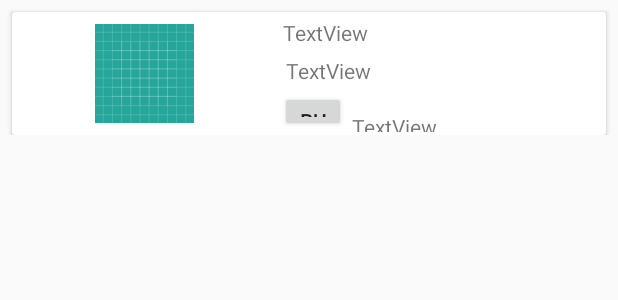
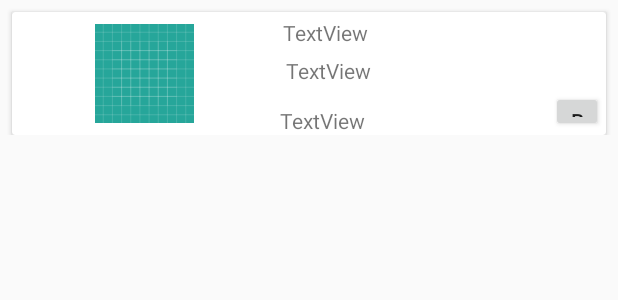
Before and after one commit to Izzath97/Mobile-Shopping-Cart-Retrofit, an Android app: the layout cart_item.xml on its own in the app's theme, with its tools: preview values and no code run, on a phone screen of 412 x 824 dp. Shown: the top 300 px of the screen. Run offline under Robolectric (Android 15) with nearby library versions, the light colour scheme and no system bars.

Commit message:
Cart View & Add Cart final updated working properly no buys

```diff
--- a/app/src/main/java/com/apiit/izzath/wmad2/Fragments/AddCart.java
+++ b/app/src/main/java/com/apiit/izzath/wmad2/Fragments/AddCart.java
@@ -41,8 +41,8 @@
         //List<Cart> cart=Cart.listAll(Cart.class);
         SharedPreferences sp= getActivity().getSharedPreferences(login.MyPREFERENCES, Context.MODE_PRIVATE);
         Long id=sp.getLong("id",10);
-        List<Cart> car= Cart.findWithQuery(Cart.class, "Select * from Cart where user = ? ", id.toString());
-//ds
+        List<Cart> car= Cart.findWithQuery(Cart.class, "Select * from Cart where user = ? and status = ? ", id.toString(),"Pending");
+
         card = new CartAdapter( car,getContext() );
         cartView.setAdapter(card);
 
--- a/app/src/main/java/com/apiit/izzath/wmad2/Fragments/Checkout.java
+++ b/app/src/main/java/com/apiit/izzath/wmad2/Fragments/Checkout.java
@@ -32,7 +32,7 @@
 
         SharedPreferences sp= getActivity().getSharedPreferences(login.MyPREFERENCES, Context.MODE_PRIVATE);
         Long id=sp.getLong("id",10);
-        List<Cart> car= Cart.findWithQuery(Cart.class, "Select * from Cart where user = ?", id.toString());
+        List<Cart> car= Cart.findWithQuery(Cart.class, "Select * from Cart where user = ? and status = ? ", id.toString(),"Pending");
 
         for (Cart cart:car) {
         double prices= ( (cart.getProduct().getPrice())*(cart.getQuantity()) );
--- a/app/src/main/java/com/apiit/izzath/wmad2/Fragments/detailScreen.java
+++ b/app/src/main/java/com/apiit/izzath/wmad2/Fragments/detailScreen.java
@@ -95,6 +95,7 @@
                     // int quantity1 = Integer.parseInt(qaa);
                     if (enterquantity <= products.getQuantity()) {
                         cartfind.setQuantity(quantitycart + enterquantity);
+                        cartfind.setStatus("Pending");
                         cartfind.save();
                         int updatequantity = ((products.getQuantity()) - (enterquantity));
                         products.setQuantity(updatequantity);
--- a/app/src/main/res/layout/cart_item.xml
+++ b/app/src/main/res/layout/cart_item.xml
@@ -73,27 +73,28 @@
                     android:layout_height="match_parent"
                     android:orientation="horizontal">
 
-                    <Button
-                        android:id="@+id/delete"
-                        android:layout_width="wrap_content"
-                        android:layout_height="wrap_content"
-                        android:layout_weight="1"
-                        android:text="Button" />
-
                     <TextView
                         android:id="@+id/cartdescription"
                         android:layout_width="match_parent"
                         android:layout_height="wrap_content"
-                        android:layout_marginBottom="4dp"
-                        android:layout_marginEnd="4dp"
-                        android:layout_marginStart="4dp"
-                        android:layout_marginTop="4dp"
-                        android:layout_weight="1"
+                        android:layout_marginBottom="0dp"
+                        android:layout_marginEnd="0dp"
+                        android:layout_marginStart="0dp"
+                        android:layout_marginTop="0dp"
+                        android:layout_weight="2"
                         android:text="TextView"
                         app:layout_constraintBottom_toBottomOf="parent"
                         app:layout_constraintEnd_toEndOf="parent"
                         app:layout_constraintStart_toEndOf="@+id/cartprice"
                         app:layout_constraintTop_toTopOf="parent" />
+
+                    <Button
+                        android:id="@+id/delete"
+                        android:layout_width="wrap_content"
+                        android:layout_height="wrap_content"
+                        android:layout_weight="3"
+                        android:text="Button" />
+
                 </LinearLayout>
 
             </LinearLayout>
```
Also changed, not shown: app/src/main/java/com/apiit/izzath/wmad2/Activities/CartAdapter.java (+8 -0 lines), app/src/main/res/layout/register.xml (+6 -4 lines).
